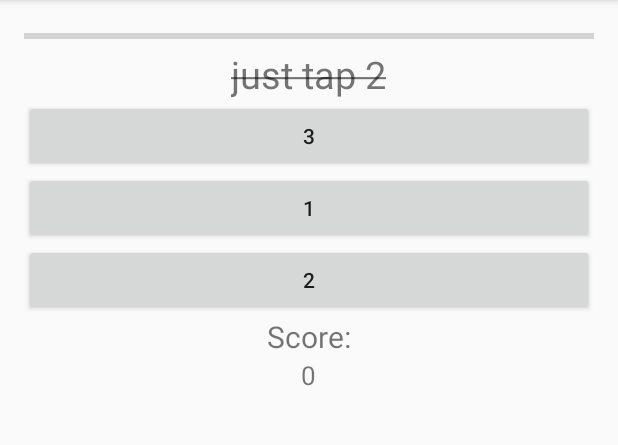
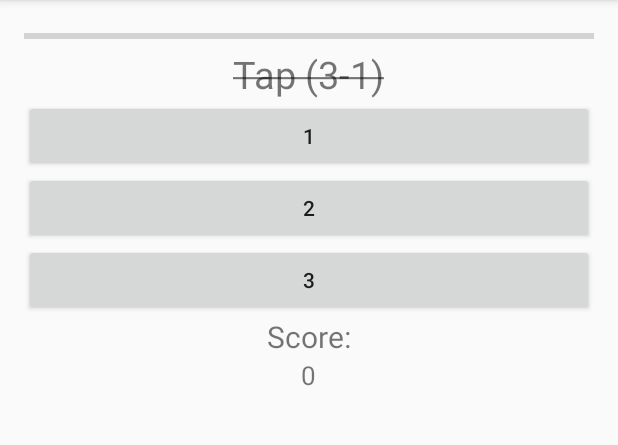
Before and after one commit to ankan1097/Tap-me, an Android app: the GameActivity screen opened directly, with no data from a screen before it, on a phone screen of 412 x 824 dp, the part 84-529 px from its top. Run offline under Robolectric (Android 15) with nearby library versions, the light colour scheme and no system bars.

Commit message:
random gerenator refined

```diff
--- a/app/src/main/java/com/example/ankan/thinkb4utap/GameActivity.java
+++ b/app/src/main/java/com/example/ankan/thinkb4utap/GameActivity.java
@@ -23,6 +23,7 @@ public class GameActivity extends AppCompatActivity {
     TextView qtext;
     Button bt1, bt2, bt3;
     static int score = 0;
+    int prevrandn=-1;
     TextView scr;
 
     @Override
@@ -44,7 +45,10 @@ public class GameActivity extends AppCompatActivity {
         mCountDownTimer.start();
         ans = (int) (Math.random() * 4);
         getquestion(ans);
-        setButtntext();
+//        setButtntext();
+        bt1.setText("1");
+        bt2.setText("2");
+        bt3.setText("3");
 
 
         bt1.setOnClickListener(new View.OnClickListener() {
@@ -53,7 +57,7 @@ public class GameActivity extends AppCompatActivity {
                 if (Integer.parseInt(bt1.getText().toString()) == ans) {
                     ans=(int)(Math.random()*4);
                     getquestion(ans);
-                    if( ((int)(Math.random() * 10)) <=2 ) {//30% chance
+                    if( ((int)(Math.random() * 10)) <=4 ) {//50% chance
                         setButtntext();
                     }                    score++;
                     scr.setText(""+score);
@@ -79,7 +83,7 @@ public class GameActivity extends AppCompatActivity {
 
                     ans = (int) (Math.random() * 4);
                     getquestion(ans);
-                    if( ((int)(Math.random() * 10)) <=2 ) {//30% chance
+                    if( ((int)(Math.random() * 10)) <=4 ) {//50% chance
                         setButtntext();
                     }                    score++;
                     scr.setText(""+score);
@@ -105,7 +109,7 @@ public class GameActivity extends AppCompatActivity {
                 if ( Integer.parseInt(bt3.getText().toString()) == ans ){
                     ans=(int)(Math.random()*4);
                     getquestion(ans);
-                    if( ((int)(Math.random() * 10)) <=2 ) {//30% chance
+                    if( ((int)(Math.random() * 10)) <=4 ) {//50% chance
                         setButtntext();
                     }
                     score++;
@@ -139,34 +143,36 @@ public class GameActivity extends AppCompatActivity {
     }
 
     public void getquestion(int Qch) {
-        String[] Q0 = { "wait","W-A-I-T","W\nA\nI\nT","sit for 2 seconds", "just wait", "do nothing", "It wont be long",
-                "dont tap 1 or 2 or 3","next one is :","next one is comming just wait",
-                "tap nothing","T-A-P nothing","TAP 2 for defeat","TAP 1 if You want to end this",
-                "TAP 2 if You want to end this","TAP 3 or 1 if You accept defeat","TAP 3 to sleep",};
+        String[] Q0 = { "Wait","W-A-I-T","W\nA\nI\nT","Sit for 2 seconds", "HALT", "Do Nothing", "It wont be Long",
+                "Dont Tap 1 or 2 or 3","Next One is :","Next One is Coming Just Wait",
+                "Tap Nothing","TAP 2 for Defeat","TAP 1 if You Want to End This",
+                "TAP 2 if You want to end this","TAP 3 or 1 if You Accept Defeat","TAP 3 to Lose",};
 
-        String[] Q1 = {"tap 1","T\nA\nP\n1", "just tap 1","do not tap 2\ntap 1", "don't tap 3 tap 1",
-                "tap 1 to go to next one", "just tap 1 to go to next one", "do not tap 2 tap 1 to go to next one",
-                "don't tap 3 or 2 tap 1 to go to next one","What is 2-1 Tap that one","What is 3-2?\n Tap that one",
-                "tap 1 and wait", "just tap 1 and wait", "do not TAP2 TAP1",
-                "don't T-A-P 3 T-A-P 1","sqrt(3249)/19 = ? don't calculate just tap 1",
-                "Answer of (221/17-11)is?  and tap 1 for next","TAP 1 if You want to go to next level",
-                "TAP 1 if You want to increase score","Todays Date is?\n just tap 1 for next level"};
+        String[] Q1 = {"Tap 1","T\nA\nP\n1", "Just Tap 1","Do Not Tap 2\nTap 1", "Don't Tap 3, Tap 1",
+                "Tap 1 to go to Next One", "Just Tap 1 to go to Next One", "Do not Tap 2, Tap 1 to go to Next One",
+                "Don't Tap 3 or 2, Tap 1 to go to next one","Tap (2-1)","What is 3-2?\n Tap that one",
+                "Tap 1 and Wait", "Just Tap 1 and Wait","Tap 1 Dont Touch Others",
+                "Don't T-A-P 3, T-A-P 1","sqrt(3249)/19 = ? don't Calculate Just Tap 1",
+                "Answer of (221/17-11)is?\n Tap 1 for Next","TAP 1 if You want to go to Next Level",
+                "Tap 1 if You want to increase score","Todays Date is __?\n Just Tap 1 for Next Level"};
 
-        String[] Q2 = {"tap 2","T\nA\nP\n2","just tap 2", "do not tap 3 tap 2", "don't tap 1 tap 2",
-                "tap 2 to go to next one", "just tap 2 to go to next one", "do not tap 3 tap 1 to go to next one",
-                "don't tap 3 or 1 tap 2 to go to next one","What is 3-1 Tap that one","What is 1+1? Tap that one",
-                "tap 2 and wait", "just tap 2 and wait", "do not TAP3 TAP2",
-                "don't T-A-P 3 T-A-P 2","sqrt(5249)/19 = ? don't calculate just tap 2",
-                "Answer of (251/17-11)is?\n  and tap 2 for next","TAP 2 if You want to go to next level",
-                "TAP 2 if You want to increase score","Todays Date is?\n just tap 2 for next"};
+        String[] Q2 = {"Tap 2","T\nA\nP\n2", "Just Tap 2","Do Not Tap 1\nTap 2", "Don't Tap 3, Tap 2",
+                "Tap 2 to go to Next One", "Just Tap 2 to go to Next One", "Do not Tap 1, Tap 2 to go to Next One",
+                "Don't Tap 3 or 1, Tap 2 to go to next one","Tap (3-1)","What is 1+1?\n Tap that one",
+                "Tap 2 and Wait", "Just Tap 2 and Wait","Tap 2 Dont Touch Others",
+                "Don't T-A-P 3, T-A-P 2 Instead","sqrt(3249)/19 = ? don't Calculate Just Tap 2",
+                "Answer of (465/17-15)is?\n Tap 2 for Next","TAP 2 if You want to go to Next Level",
+                "Tap 2 if You want to increase score","Todays Date is __?\n Just Tap 2 for Next Level",
+                "Last Digit of Current Time?\n Just Tap 2 for Next Level"};
 
-        String[] Q3 = {"tap 3","T\nA\nP\n3", "just tap 3", "do not tap 2 tap 3", "don't tap 1 tap 3",
-                "tap 3 to go to next one", "just tap 3 to go to next level", "do not tap 2 tap 3 to go to next one",
-                "don't tap 1 or 2 tap 3 to go to next one","What is 2+1 Tap that one","What is 3-0?\n Tap that one",
-                "tap 3 and wait", "just tap 3 and wait", "do not TAP2 TAP3",
-                "don't T-A-P 1 T-A-P 3","sqrt(3249)/17 = ? don't calculate just tap 3",
-                "Answer of (371/23-12)is?\n  and tap 3 for next","TAP 3 if You want to go to next level",
-                "TAP 3 if You want to increase score","Todays Date is?\n just tap 3 for next"};
+        String[] Q3 = {"Tap 3","T\nA\nP\n3", "Just Tap 3","Do Not Tap 1\nTap 3", "Don't Tap 2, Tap 3",
+                "Tap 3 to go to Next One", "Just Tap 3 to go to Next One", "Do not Tap 1, Tap 3 to go to Next One",
+                "Don't Tap 2 or 1, Tap 3 to go to next one","Tap (3-0)","What is 1+2?\n Tap that one",
+                "Tap 3 and Wait", "Just Tap 3 and Wait","Tap 3 Dont Touch Others",
+                "Don't T-A-P 1, T-A-P 3 Instead","sqrt(1249)/7 = ? don't Calculate Just Tap 3",
+                "Answer of (865/24-15)is?\n Tap 3 for Next","TAP 3 if You want to go to Next Level",
+                "Tap 3 if You want to increase score","Todays Date is __?\n Just Tap 3 for Next Level",
+                "Last Digit of Current Time?\n Just Tap 3 for Next Level"};
 
         String[] Pre={"Now   \n","If You are alive!\n ","If You are living\n","Quick !!!\n","Ready,  \n","Simon Says, \n","Ahana Says, \n"};
 
@@ -191,20 +197,44 @@ public class GameActivity extends AppCompatActivity {
             }
         });
 
-        int ch;
+        int ch,r;
         String qesn;
         switch (Qch) {
             case 0:
-                qesn = Q0[(int) (Math.random() * Math.min(Q0.length, 4 + score))];
+                r=(int) (Math.random() * Math.min(Q0.length, 4 + score));
+                while(r==prevrandn)
+                {
+                    r=(int) (Math.random() * Math.min(Q0.length, 4 + score));
+                }
+                prevrandn=r;
+                qesn = Q0[r];
                 break;
             case 1:
-                qesn = Q1[(int) (Math.random() * Math.min(Q1.length,4+score ))];
+                r=(int) (Math.random() * Math.min(Q1.length, 4 + score));
+                while(r==prevrandn)
+                {
+                    r=(int) (Math.random() * Math.min(Q1.length, 4 + score));
+                }
+                prevrandn=r;
+                qesn = Q1[r];
                 break;
             case 2:
-                qesn = Q2[(int) (Math.random() * Math.min(Q2.length,4+score ))];
+                r=(int) (Math.random() * Math.min(Q2.length, 4 + score));
+                while(r==prevrandn)
+                {
+                    r=(int) (Math.random() * Math.min(Q2.length, 4 + score));
+                }
+                prevrandn=r;
+                qesn = Q2[r];
                 break;
             default:
-                qesn = Q3[(int) (Math.random() * Math.min(Q3.length,4+score ))];
+                r=(int) (Math.random() * Math.min(Q3.length, 4 + score));
+                while(r==prevrandn)
+                {
+                    r=(int) (Math.random() * Math.min(Q3.length, 4 + score));
+                }
+                prevrandn=r;
+                qesn = Q3[r];
                 break;
         }
         if( ((int)(Math.random() * 10)) <=4 && qesn.length()<=25 && score>8){//40% chance
```
